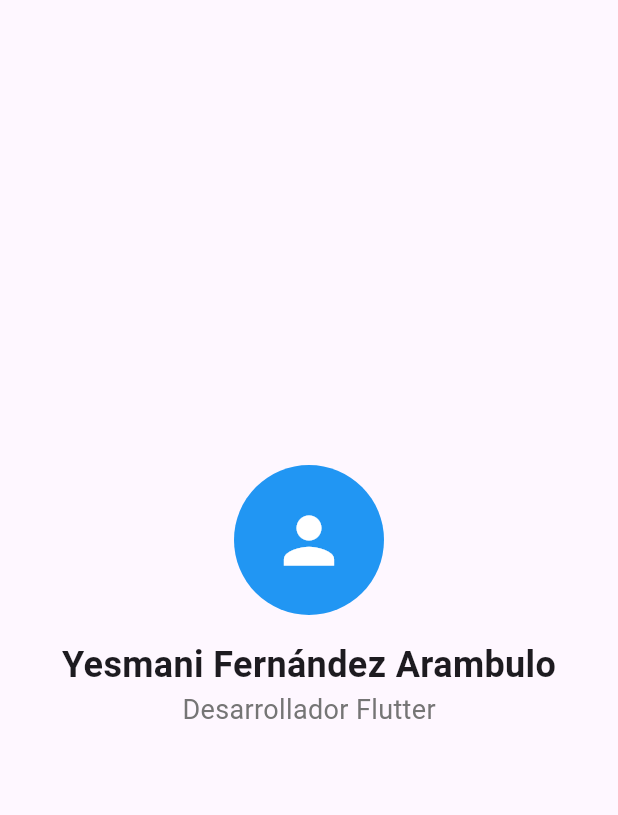
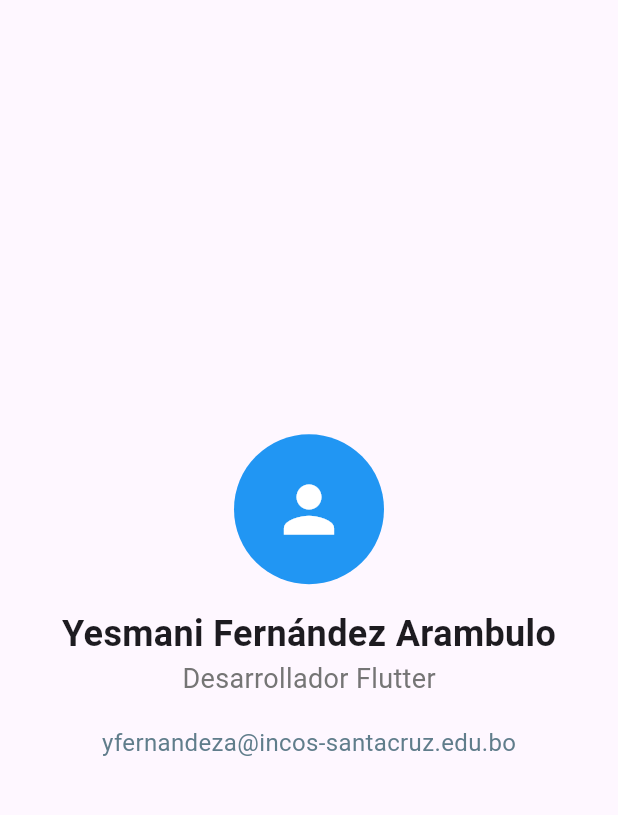
Before and after one commit to elingeyes/tarjetapresentacion, a Flutter app: the screen it shows after launch, on a phone screen of 412 x 824 dp, the part 63-878 px from its top. Run offline on Flutter 3.47's test engine with Material 3 defaults, Android fonts, the phone set to English and light mode, and no system bars.

Commit message:
Adicion de mas datos

```diff
--- a/lib/main.dart
+++ b/lib/main.dart
@@ -41,6 +41,14 @@
                   color: Colors.grey[600],
                 ),
               ),
+              SizedBox(height: 18),
+              Text(
+                'yfernandeza@incos-santacruz.edu.bo',
+                style: TextStyle(
+                  fontSize: 16,
+                  color:Colors.blueGrey,
+                ),
+              ),
             ],
           ),
         ),
```
